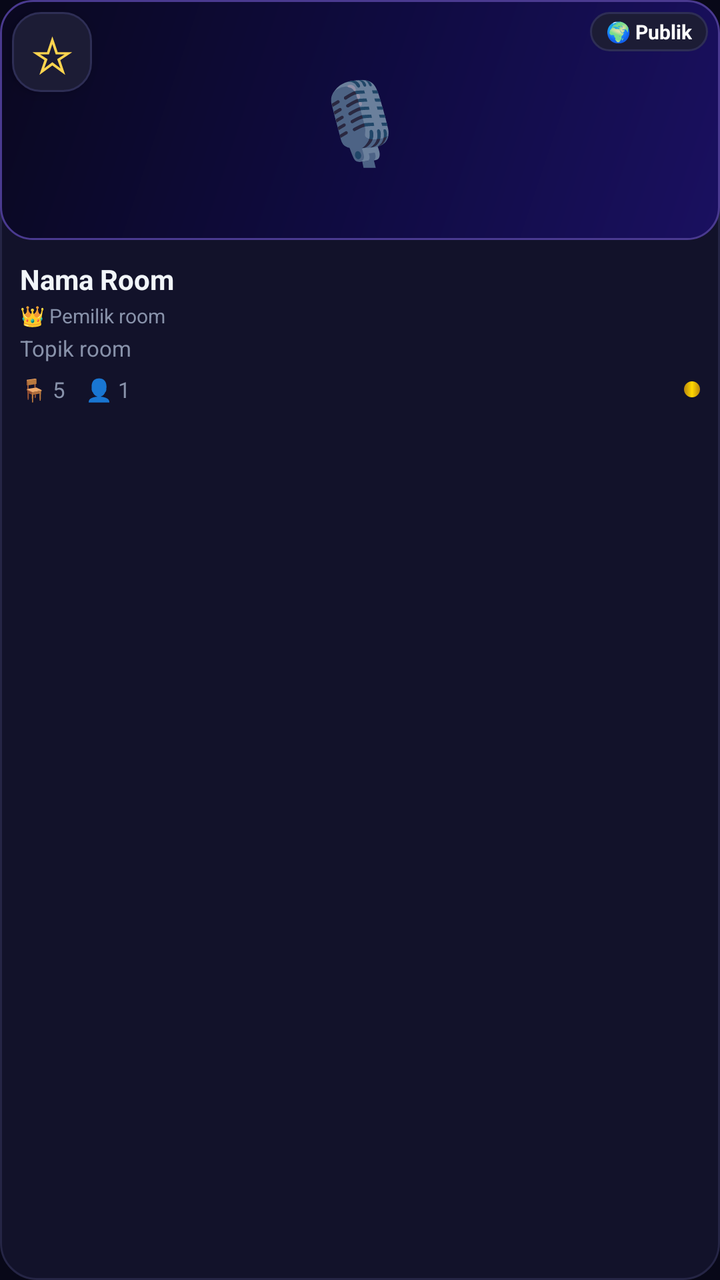
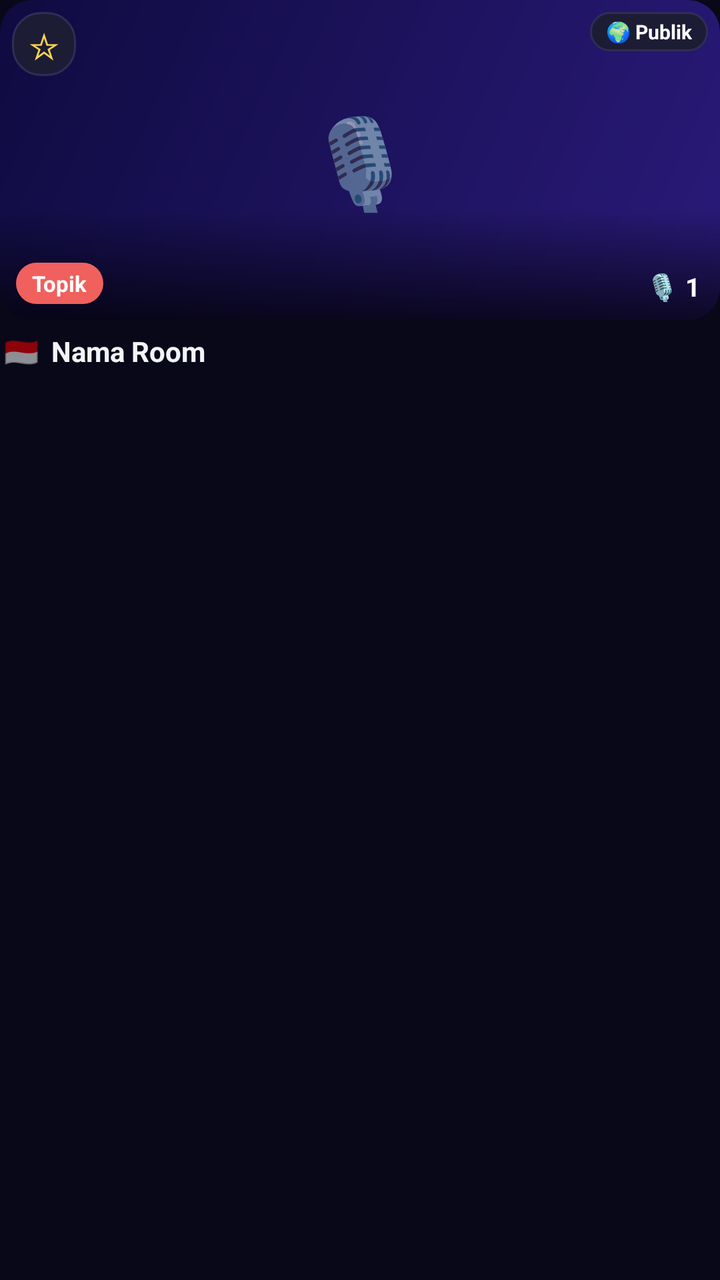

Compare the two renders of this Android layout. The source of the first and the diff that turns it into the second are given below.
<!-- AndroidManifest.xml: application theme Theme.HAYU -->
<!-- res/layout/item_room.xml -->
<?xml version="1.0" encoding="utf-8"?>
<LinearLayout xmlns:android="http://schemas.android.com/apk/res/android"
    android:layout_width="match_parent"
    android:layout_height="wrap_content"
    android:orientation="vertical"
    android:background="@drawable/bg_menu_card"
    android:layout_margin="6dp"
    android:clickable="true"
    android:focusable="true">

    
    <FrameLayout
        android:layout_width="match_parent"
        android:layout_height="120dp"
        android:background="@drawable/bg_banner_event">

        <ImageView
            android:id="@+id/iv_room_cover"
            android:layout_width="match_parent"
            android:layout_height="match_parent"
            android:scaleType="centerCrop"
            android:visibility="gone" />

        <TextView
            android:id="@+id/tv_room_cover_icon"
            android:layout_width="wrap_content"
            android:layout_height="wrap_content"
            android:text="🎙️"
            android:textSize="40sp"
            android:layout_gravity="center" />

        <TextView
            android:id="@+id/tv_room_privacy"
            android:layout_width="wrap_content"
            android:layout_height="wrap_content"
            android:text="🌍 Publik"
            android:textColor="#FFFFFF"
            android:textSize="10sp"
            android:textStyle="bold"
            android:paddingStart="8dp"
            android:paddingEnd="8dp"
            android:paddingTop="3dp"
            android:paddingBottom="3dp"
            android:background="@drawable/bg_quick_item"
            android:layout_gravity="top|end"
            android:layout_margin="6dp" />
        <TextView
            android:id="@+id/tv_room_favorite"
            android:layout_width="40dp"
            android:layout_height="40dp"
            android:layout_gravity="top|start"
            android:layout_margin="6dp"
            android:background="@drawable/bg_quick_item"
            android:gravity="center"
            android:text="☆"
            android:textColor="#FFFFD54F"
            android:textSize="25sp"
            android:clickable="true"
            android:focusable="true"
            android:elevation="4dp" />

    </FrameLayout>

    
    <LinearLayout
        android:layout_width="match_parent"
        android:layout_height="wrap_content"
        android:orientation="vertical"
        android:padding="10dp">

        <TextView
            android:id="@+id/tv_room_name"
            android:layout_width="match_parent"
            android:layout_height="wrap_content"
            android:text="Nama Room"
            android:textColor="@color/hayu_text"
            android:textSize="14sp"
            android:textStyle="bold"
            android:maxLines="1"
            android:ellipsize="end" />

        <TextView
            android:id="@+id/tv_room_owner"
            android:layout_width="match_parent"
            android:layout_height="wrap_content"
            android:text="👑 Pemilik room"
            android:textColor="@color/hayu_text_secondary"
            android:textSize="10sp"
            android:maxLines="1"
            android:ellipsize="end"
            android:layout_marginTop="2dp" />

        <TextView
            android:id="@+id/tv_room_topic"
            android:layout_width="match_parent"
            android:layout_height="wrap_content"
            android:text="Topik room"
            android:textColor="@color/hayu_text_secondary"
            android:textSize="11sp"
            android:maxLines="1"
            android:ellipsize="end"
            android:layout_marginTop="2dp" />

        <LinearLayout
            android:layout_width="match_parent"
            android:layout_height="wrap_content"
            android:orientation="horizontal"
            android:gravity="center_vertical"
            android:layout_marginTop="6dp">

            <TextView
                android:id="@+id/tv_room_mic"
                android:layout_width="wrap_content"
                android:layout_height="wrap_content"
                android:text="🪑 5"
                android:textColor="@color/hayu_text_secondary"
                android:textSize="11sp" />

            <TextView
                android:id="@+id/tv_room_users"
                android:layout_width="0dp"
                android:layout_height="wrap_content"
                android:layout_weight="1"
                android:text="👤 1"
                android:textColor="@color/hayu_text_secondary"
                android:textSize="11sp"
                android:layout_marginStart="10dp" />

            <View
                android:id="@+id/dot_active"
                android:layout_width="8dp"
                android:layout_height="8dp"
                android:background="@drawable/bg_level_badge" />
        </LinearLayout>
    </LinearLayout>

</LinearLayout>
<!-- resources referenced by this layout -->
<resources>
  <color name="hayu_text">#F1F5F9</color>
  <color name="hayu_text_secondary">#8892AA</color>
  <!-- drawable bg_banner_event (drawable) -->
  <?xml version="1.0" encoding="utf-8"?>
  <shape xmlns:android="http://schemas.android.com/apk/res/android"
      android:shape="rectangle">
      <gradient android:angle="135" android:startColor="#1A1060"
          android:centerColor="#0F0B40" android:endColor="#0A0820" android:type="linear" />
      <corners android:radius="16dp" />
      <stroke android:width="1dp" android:color="#4A3A90" />
  </shape>
  <!-- drawable bg_level_badge (drawable) -->
  <?xml version="1.0" encoding="utf-8"?>
  <shape xmlns:android="http://schemas.android.com/apk/res/android"
      android:shape="rectangle">
      <gradient android:angle="0" android:startColor="#B8860B"
          android:centerColor="#FFD700" android:endColor="#B8860B" android:type="linear" />
      <corners android:radius="8dp" />
  </shape>
  <!-- drawable bg_menu_card (drawable) -->
  <?xml version="1.0" encoding="utf-8"?>
  <shape xmlns:android="http://schemas.android.com/apk/res/android"
      android:shape="rectangle">
      <solid android:color="#12122A" />
      <corners android:radius="18dp" />
      <stroke android:width="1dp" android:color="#252545" />
  </shape>
  <!-- drawable bg_quick_item (drawable) -->
  <?xml version="1.0" encoding="utf-8"?>
  <shape xmlns:android="http://schemas.android.com/apk/res/android"
      android:shape="rectangle">
      <solid android:color="#1C1C35" />
      <corners android:radius="14dp" />
      <stroke android:width="1dp" android:color="#2E2E55" />
  </shape>
  <style name="Theme.HAYU" parent="Theme.MaterialComponents.DayNight.NoActionBar">
          <item name="colorPrimary">@color/hayu_purple</item>
          <item name="colorPrimaryVariant">@color/hayu_blue</item>
          <item name="colorOnPrimary">#FFFFFF</item>
          <item name="android:windowBackground">@color/hayu_dark</item>
          <item name="android:statusBarColor">@color/hayu_darker</item>
          <item name="android:navigationBarColor">@color/hayu_darker</item>
          <item name="android:windowLightStatusBar">false</item>
      </style>
  <color name="hayu_purple">#8B5CF6</color>
  <color name="hayu_blue">#3B82F6</color>
  <color name="hayu_dark">#080818</color>
  <color name="hayu_darker">#04040F</color>
</resources>

<!-- the commit's change to res/layout/item_room.xml (unified diff, before → after) -->
@@ -3,7 +3,6 @@
     android:layout_width="match_parent"
     android:layout_height="wrap_content"
     android:orientation="vertical"
-    android:background="@drawable/bg_menu_card"
     android:layout_margin="6dp"
     android:clickable="true"
     android:focusable="true">
@@ -11,8 +10,9 @@
     
     <FrameLayout
         android:layout_width="match_parent"
-        android:layout_height="120dp"
-        android:background="@drawable/bg_banner_event">
+        android:layout_height="160dp"
+        android:background="@drawable/bg_room_cover"
+        android:clipToOutline="true">
 
         <ImageView
             android:id="@+id/iv_room_cover"
@@ -26,8 +26,28 @@
             android:layout_width="wrap_content"
             android:layout_height="wrap_content"
             android:text="🎙️"
-            android:textSize="40sp"
+            android:textSize="44sp"
             android:layout_gravity="center" />
+
+        <View
+            android:layout_width="match_parent"
+            android:layout_height="56dp"
+            android:layout_gravity="bottom"
+            android:background="@drawable/bg_scrim_bottom" />
+
+        <TextView
+            android:id="@+id/tv_room_favorite"
+            android:layout_width="32dp"
+            android:layout_height="32dp"
+            android:layout_gravity="top|start"
+            android:layout_margin="6dp"
+            android:background="@drawable/bg_quick_item"
+            android:gravity="center"
+            android:text="☆"
+            android:textColor="#FFFFD54F"
+            android:textSize="18sp"
+            android:clickable="true"
+            android:focusable="true" />
 
         <TextView
             android:id="@+id/tv_room_privacy"
@@ -44,94 +64,68 @@
             android:background="@drawable/bg_quick_item"
             android:layout_gravity="top|end"
             android:layout_margin="6dp" />
+
         <TextView
-            android:id="@+id/tv_room_favorite"
-            android:layout_width="40dp"
-            android:layout_height="40dp"
-            android:layout_gravity="top|start"
-            android:layout_margin="6dp"
-            android:background="@drawable/bg_quick_item"
-            android:gravity="center"
-            android:text="☆"
-            android:textColor="#FFFFD54F"
-            android:textSize="25sp"
-            android:clickable="true"
-            android:focusable="true"
-            android:elevation="4dp" />
+            android:id="@+id/tv_room_topic"
+            android:layout_width="wrap_content"
+            android:layout_height="wrap_content"
+            android:layout_gravity="bottom|start"
+            android:layout_marginStart="8dp"
+            android:layout_marginBottom="8dp"
+            android:maxWidth="100dp"
+            android:maxLines="1"
+            android:ellipsize="end"
+            android:text="Topik"
+            android:textColor="#FFFFFF"
+            android:textSize="11sp"
+            android:textStyle="bold"
+            android:paddingStart="8dp"
+            android:paddingEnd="8dp"
+            android:paddingTop="3dp"
+            android:paddingBottom="3dp"
+            android:background="@drawable/bg_chip_selected" />
 
+        <TextView
+            android:id="@+id/tv_room_users"
+            android:layout_width="wrap_content"
+            android:layout_height="wrap_content"
+            android:layout_gravity="bottom|end"
+            android:layout_marginEnd="10dp"
+            android:layout_marginBottom="8dp"
+            android:text="🎙 1"
+            android:textColor="#FFFFFF"
+            android:textSize="13sp"
+            android:textStyle="bold" />
     </FrameLayout>
 
     
     <LinearLayout
         android:layout_width="match_parent"
         android:layout_height="wrap_content"
-        android:orientation="vertical"
-        android:padding="10dp">
+        android:orientation="horizontal"
+        android:gravity="center_vertical"
+        android:layout_marginTop="6dp"
+        android:paddingStart="2dp"
+        android:paddingEnd="2dp">
+
+        <TextView
+            android:layout_width="wrap_content"
+            android:layout_height="wrap_content"
+            android:text="🇮🇩"
+            android:textSize="14sp" />
 
         <TextView
             android:id="@+id/tv_room_name"
-            android:layout_width="match_parent"
+            android:layout_width="0dp"
             android:layout_height="wrap_content"
+            android:layout_weight="1"
+            android:layout_marginStart="6dp"
             android:text="Nama Room"
             android:textColor="@color/hayu_text"
             android:textSize="14sp"
             android:textStyle="bold"
             android:maxLines="1"
             android:ellipsize="end" />
-
-        <TextView
-            android:id="@+id/tv_room_owner"
-            android:layout_width="match_parent"
-            android:layout_height="wrap_content"
-            android:text="👑 Pemilik room"
-            android:textColor="@color/hayu_text_secondary"
-            android:textSize="10sp"
-            android:maxLines="1"
-            android:ellipsize="end"
-            android:layout_marginTop="2dp" />
-
-        <TextView
-            android:id="@+id/tv_room_topic"
-            android:layout_width="match_parent"
-            android:layout_height="wrap_content"
-            android:text="Topik room"
-            android:textColor="@color/hayu_text_secondary"
-            android:textSize="11sp"
-            android:maxLines="1"
-            android:ellipsize="end"
-            android:layout_marginTop="2dp" />
-
-        <LinearLayout
-            android:layout_width="match_parent"
-            android:layout_height="wrap_content"
-            android:orientation="horizontal"
-            android:gravity="center_vertical"
-            android:layout_marginTop="6dp">
-
-            <TextView
-                android:id="@+id/tv_room_mic"
-                android:layout_width="wrap_content"
-                android:layout_height="wrap_content"
-                android:text="🪑 5"
-                android:textColor="@color/hayu_text_secondary"
-                android:textSize="11sp" />
-
-            <TextView
-                android:id="@+id/tv_room_users"
-                android:layout_width="0dp"
-                android:layout_height="wrap_content"
-                android:layout_weight="1"
-                android:text="👤 1"
-                android:textColor="@color/hayu_text_secondary"
-                android:textSize="11sp"
-                android:layout_marginStart="10dp" />
-
-            <View
-                android:id="@+id/dot_active"
-                android:layout_width="8dp"
-                android:layout_height="8dp"
-                android:background="@drawable/bg_level_badge" />
-        </LinearLayout>
     </LinearLayout>
 
 </LinearLayout>
<!-- resource entries referenced after the edit -->
@@ -1,31 +1,11 @@
 <!-- resources referenced by this layout -->
 <resources>
   <color name="hayu_text">#F1F5F9</color>
-  <color name="hayu_text_secondary">#8892AA</color>
-  <!-- drawable bg_banner_event (drawable) -->
+  <!-- drawable bg_chip_selected (drawable) -->
   <?xml version="1.0" encoding="utf-8"?>
-  <shape xmlns:android="http://schemas.android.com/apk/res/android"
-      android:shape="rectangle">
-      <gradient android:angle="135" android:startColor="#1A1060"
-          android:centerColor="#0F0B40" android:endColor="#0A0820" android:type="linear" />
-      <corners android:radius="16dp" />
-      <stroke android:width="1dp" android:color="#4A3A90" />
-  </shape>
-  <!-- drawable bg_level_badge (drawable) -->
-  <?xml version="1.0" encoding="utf-8"?>
-  <shape xmlns:android="http://schemas.android.com/apk/res/android"
-      android:shape="rectangle">
-      <gradient android:angle="0" android:startColor="#B8860B"
-          android:centerColor="#FFD700" android:endColor="#B8860B" android:type="linear" />
-      <corners android:radius="8dp" />
-  </shape>
-  <!-- drawable bg_menu_card (drawable) -->
-  <?xml version="1.0" encoding="utf-8"?>
-  <shape xmlns:android="http://schemas.android.com/apk/res/android"
-      android:shape="rectangle">
-      <solid android:color="#12122A" />
-      <corners android:radius="18dp" />
-      <stroke android:width="1dp" android:color="#252545" />
+  <shape xmlns:android="http://schemas.android.com/apk/res/android" android:shape="rectangle">
+      <solid android:color="#F0605D" />
+      <corners android:radius="20dp" />
   </shape>
   <!-- drawable bg_quick_item (drawable) -->
   <?xml version="1.0" encoding="utf-8"?>
@@ -34,6 +14,17 @@
       <solid android:color="#1C1C35" />
       <corners android:radius="14dp" />
       <stroke android:width="1dp" android:color="#2E2E55" />
+  </shape>
+  <!-- drawable bg_room_cover (drawable) -->
+  <?xml version="1.0" encoding="utf-8"?>
+  <shape xmlns:android="http://schemas.android.com/apk/res/android" android:shape="rectangle">
+      <gradient android:angle="135" android:startColor="#2A1A7A" android:endColor="#0F0B40" android:type="linear" />
+      <corners android:radius="16dp" />
+  </shape>
+  <!-- drawable bg_scrim_bottom (drawable) -->
+  <?xml version="1.0" encoding="utf-8"?>
+  <shape xmlns:android="http://schemas.android.com/apk/res/android" android:shape="rectangle">
+      <gradient android:angle="90" android:startColor="#B3000000" android:endColor="#00000000" android:type="linear" />
   </shape>
   <style name="Theme.HAYU" parent="Theme.MaterialComponents.DayNight.NoActionBar">
           <item name="colorPrimary">@color/hayu_purple</item>
